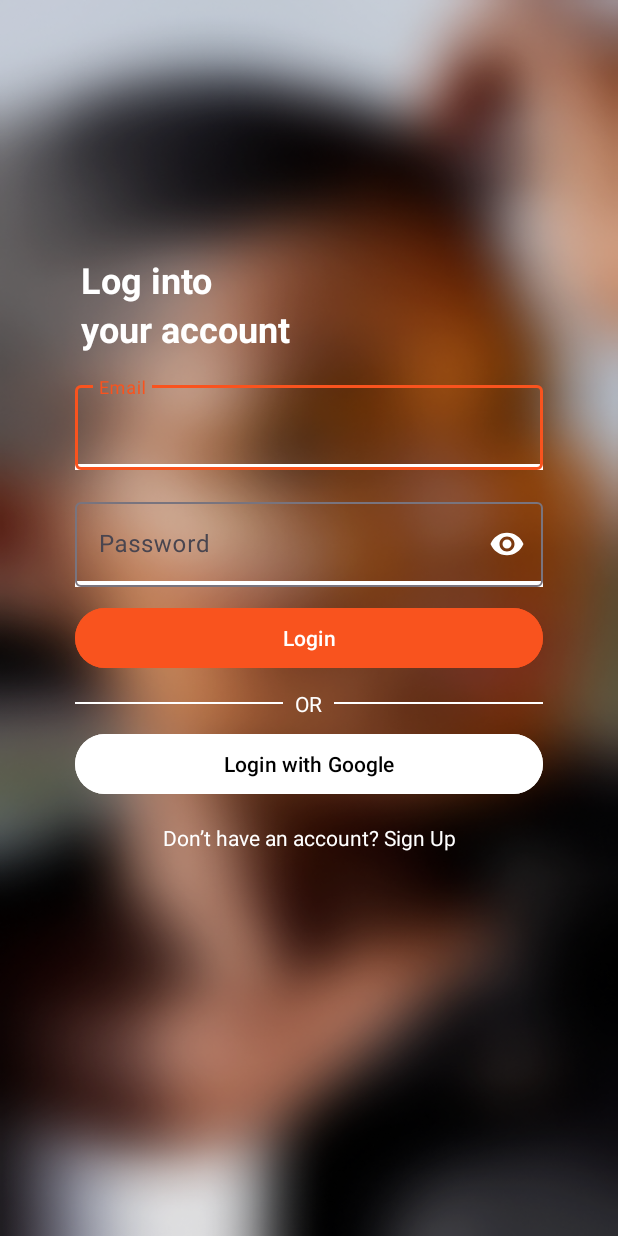
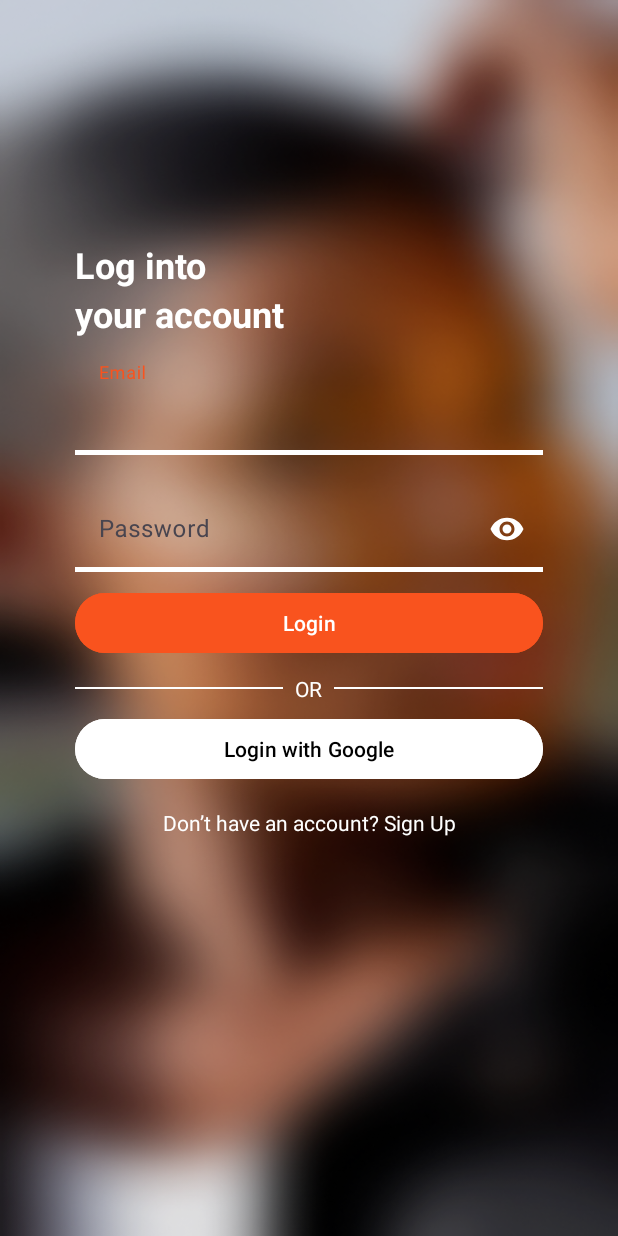
Before and after one commit to Bangkit-Project-FitMe/FitMeLook-Mobile, an Android app: the screen it shows after launch (MainActivity), on a phone screen of 412 x 824 dp. Run offline under Robolectric (Android 15) with nearby library versions, the phone set to English and light mode, and no system bars.

Commit message:
fix(login & signup): remove border text input

```diff
--- a/app/src/main/res/drawable/text_input.xml
+++ b/app/src/main/res/drawable/text_input.xml
@@ -1,10 +1,10 @@
 <?xml version="1.0" encoding="utf-8"?>
 <layer-list xmlns:android="http://schemas.android.com/apk/res/android">
-    <item android:top="-4dp" android:bottom="0dp" android:left="-4dp" android:right="-4dp">
+    <item android:top="-5dp" android:bottom="0dp" android:left="-5dp" android:right="-5dp">
         <shape android:shape="rectangle">
             <solid android:color="@android:color/transparent" />
             <stroke
-                android:width="4dp"
+                android:width="3dp"
                 android:color="@color/white"/>
         </shape>
     </item>
--- a/app/src/main/res/layout/activity_login.xml
+++ b/app/src/main/res/layout/activity_login.xml
@@ -9,39 +9,42 @@
         android:id="@+id/login1"
         android:layout_width="wrap_content"
         android:layout_height="wrap_content"
-        android:layout_marginTop="170dp"
+        android:layout_marginStart="50dp"
+        android:layout_marginTop="160dp"
+        android:layout_marginEnd="50dp"
         android:text="@string/login1"
         android:textColor="@android:color/white"
         android:textSize="24sp"
         android:textStyle="bold"
         app:layout_constraintEnd_toEndOf="parent"
-        app:layout_constraintHorizontal_bias="0.166"
+        app:layout_constraintHorizontal_bias="0.0"
         app:layout_constraintStart_toStartOf="parent"
         app:layout_constraintTop_toTopOf="parent" />
+
 
     <TextView
         android:id="@+id/login2"
         android:layout_width="wrap_content"
         android:layout_height="wrap_content"
+        android:layout_marginStart="50dp"
+        android:layout_marginEnd="50dp"
         android:text="@string/login2"
         android:textColor="@android:color/white"
         android:textSize="24sp"
         android:textStyle="bold"
         app:layout_constraintEnd_toEndOf="parent"
-        app:layout_constraintHorizontal_bias="0.198"
+        app:layout_constraintHorizontal_bias="0.0"
         app:layout_constraintStart_toStartOf="parent"
         app:layout_constraintTop_toBottomOf="@+id/login1" />
-
 
     <com.google.android.material.textfield.TextInputLayout
         android:id="@+id/email_input_layout"
         android:layout_width="0dp"
         android:layout_height="wrap_content"
         android:layout_marginStart="50dp"
+        android:layout_marginEnd="50dp"
         android:layout_marginTop="16dp"
-        android:layout_marginEnd="50dp"
         android:layout_marginBottom="16dp"
-        android:background="@drawable/text_input"
         app:layout_constraintEnd_toEndOf="parent"
         app:layout_constraintStart_toStartOf="parent"
         app:layout_constraintTop_toBottomOf="@+id/login2"
@@ -51,9 +54,10 @@
             android:id="@+id/email_input"
             android:layout_width="match_parent"
             android:layout_height="wrap_content"
+            android:background="@drawable/text_input"
             android:hint="@string/email"
-            android:textColor="@android:color/white"
-            android:textColorHint="@android:color/white" />
+            android:textColorHint="@color/white"
+            android:textColor="@android:color/white" />
     </com.google.android.material.textfield.TextInputLayout>
 
 
@@ -65,7 +69,6 @@
         android:layout_marginTop="16dp"
         android:layout_marginEnd="50dp"
         android:layout_marginBottom="16dp"
-        android:background="@drawable/text_input"
         app:endIconMode="password_toggle"
         app:endIconTint="@android:color/white"
         app:layout_constraintEnd_toEndOf="parent"
@@ -77,6 +80,7 @@
             android:id="@+id/password_input"
             android:layout_width="match_parent"
             android:layout_height="wrap_content"
+            android:background="@drawable/text_input"
             android:hint="@string/password"
             android:inputType="textPassword"
             android:textColor="@android:color/white"
--- a/app/src/main/res/layout/activity_signup.xml
+++ b/app/src/main/res/layout/activity_signup.xml
@@ -40,7 +40,6 @@
         android:layout_marginTop="16dp"
         android:layout_marginEnd="50dp"
         android:layout_marginBottom="16dp"
-        android:background="@drawable/text_input"
         app:layout_constraintEnd_toEndOf="parent"
         app:layout_constraintStart_toStartOf="parent"
         app:layout_constraintTop_toBottomOf="@+id/login2"
@@ -50,6 +49,7 @@
             android:id="@+id/name_input"
             android:layout_width="match_parent"
             android:layout_height="wrap_content"
+            android:background="@drawable/text_input"
             android:hint="@string/fullname"
             android:textColor="@android:color/white"
             android:textColorHint="@android:color/white" />
@@ -63,7 +63,6 @@
         android:layout_marginTop="16dp"
         android:layout_marginEnd="50dp"
         android:layout_marginBottom="16dp"
-        android:background="@drawable/text_input"
         app:layout_constraintEnd_toEndOf="parent"
         app:layout_constraintStart_toStartOf="parent"
         app:layout_constraintTop_toBottomOf="@+id/name_input_layout"
@@ -73,6 +72,7 @@
             android:id="@+id/email_input"
             android:layout_width="match_parent"
             android:layout_height="wrap_content"
+            android:background="@drawable/text_input"
             android:hint="@string/email"
             android:textColor="@android:color/white"
             android:textColorHint="@android:color/white" />
@@ -87,7 +87,6 @@
         android:layout_marginTop="16dp"
         android:layout_marginEnd="50dp"
         android:layout_marginBottom="16dp"
-        android:background="@drawable/text_input"
         app:endIconMode="password_toggle"
         app:endIconTint="@android:color/white"
         app:layout_constraintEnd_toEndOf="parent"
@@ -99,6 +98,7 @@
             android:id="@+id/password_input"
             android:layout_width="match_parent"
             android:layout_height="wrap_content"
+            android:background="@drawable/text_input"
             android:hint="@string/password"
             android:inputType="textPassword"
             android:textColor="@android:color/white"
```
